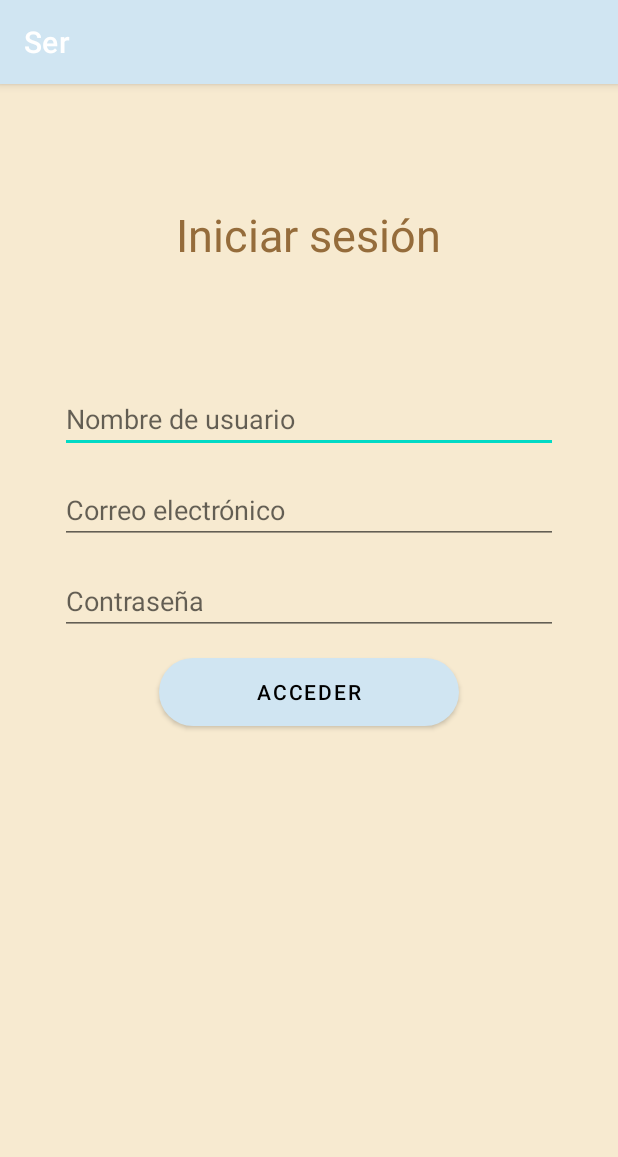
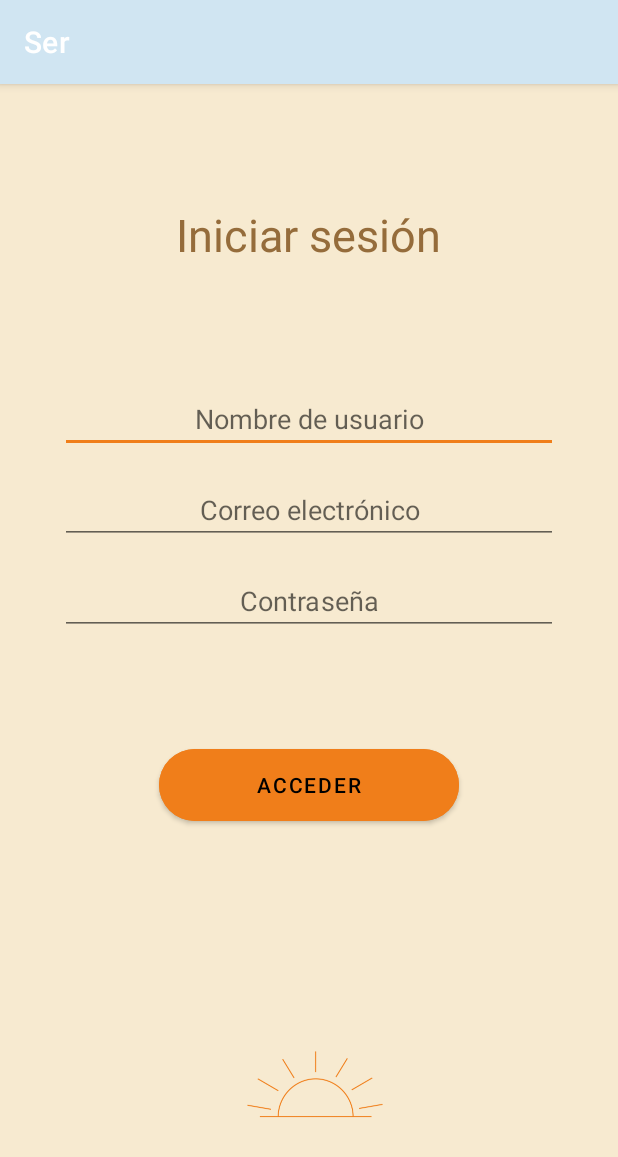
Before and after one commit to MichelleNaffate/AppSer, an Android app: the InicioSesionActivity screen opened directly, with no data from a screen before it, on a phone screen of 412 x 824 dp. Shown: the top 1157 px of the screen. Run offline under Robolectric (Android 15) with nearby library versions, the phone set to English and light mode, and no system bars.

Commit message:
Se creo Activity_menu_opciones

```diff
--- a/app/src/main/AndroidManifest.xml
+++ b/app/src/main/AndroidManifest.xml
@@ -9,7 +9,8 @@
         android:roundIcon="@mipmap/ic_launcher_round"
         android:supportsRtl="true"
         android:theme="@style/Theme.Ser">
-        <activity android:name=".InicioSesionActivity"></activity>
+        <activity android:name=".MenuOpciones"></activity>
+        <activity android:name=".InicioSesionActivity" />
         <activity android:name=".RegistroActivity" />
         <activity android:name=".MenuMain" />
         <activity android:name=".MainActivity">
--- a/app/src/main/res/drawable/round_naranja_button.xml
+++ b/app/src/main/res/drawable/round_naranja_button.xml
@@ -2,8 +2,8 @@
 <selector xmlns:android="http://schemas.android.com/apk/res/android">
     <item>
         <shape android:shape= "rectangle">
-            <solid android:color="@color/btnFuerte"></solid>
-            <corners android:radius="40dp"></corners>
+            <solid android:color="@color/btnFuerte" />
+            <corners android:radius="40dp" />
         </shape>
     </item>
 </selector>
--- a/app/src/main/res/layout/activity_inicio_sesion.xml
+++ b/app/src/main/res/layout/activity_inicio_sesion.xml
@@ -24,6 +24,7 @@
         android:id="@+id/edit_nombreUsuario"
         android:layout_width="match_parent"
         android:layout_height="wrap_content"
+        android:textAlignment="center"
         android:hint="@string/nombre_de_usuario"
         android:inputType="text"
         android:layout_marginTop="15dp"/>
@@ -32,6 +33,7 @@
         android:id="@+id/edit_email"
         android:layout_width="match_parent"
         android:layout_height="wrap_content"
+        android:textAlignment="center"
         android:hint="@string/correo_elecetronico"
         android:inputType="textEmailAddress"
         android:layout_marginTop="15dp" />
@@ -40,6 +42,7 @@
         android:id="@+id/edit_contra"
         android:layout_width="match_parent"
         android:layout_height="wrap_content"
+        android:textAlignment="center"
         android:hint="@string/contrasenia"
         android:inputType="textPassword"
         android:layout_marginTop="15dp" />
@@ -47,11 +50,20 @@
     <Button
         android:id="@+id/btnAcceder"
         android:layout_width="200dp"
-        android:layout_height="45dp"
+        android:layout_height="60dp"
         android:layout_gravity="center_horizontal"
-        android:layout_marginTop="15dp"
-        android:background="@drawable/round_naranja_button"
+        android:layout_marginTop="70dp"
+        android:backgroundTint="@color/btnFuerte"
         android:text="@string/btn_acceder"
-        android:textColor="@color/black" />
+        android:textColor="@color/black"
+        app:cornerRadius="40dp" />
+
+    <ImageView
+        android:id="@+id/imageView3"
+        android:layout_width="100dp"
+        android:layout_height="115dp"
+        android:layout_marginLeft="120dp"
+        android:layout_marginTop="117dp"
+        app:srcCompat="@drawable/solecito" />
 
 </LinearLayout>
--- a/app/src/main/res/values-night/themes.xml
+++ b/app/src/main/res/values-night/themes.xml
@@ -2,8 +2,8 @@
     <!-- Base application theme. -->
     <style name="Theme.Ser" parent="Theme.MaterialComponents.DayNight.DarkActionBar">
         <!-- Primary brand color. -->
-        <item name="colorPrimary">@color/purple_200</item>
-        <item name="colorPrimaryVariant">@color/purple_700</item>
+        <item name="colorPrimary">@color/btnFuerte</item>
+        <item name="colorPrimaryVariant">@color/btnFuerte</item>
         <item name="colorOnPrimary">@color/black</item>
         <!-- Secondary brand color. -->
         <item name="colorSecondary">@color/teal_200</item>
--- a/app/src/main/res/values/themes.xml
+++ b/app/src/main/res/values/themes.xml
@@ -6,8 +6,8 @@
         <item name="colorPrimaryVariant">@color/btnFuerte</item>
         <item name="colorOnPrimary">@color/fondo</item>
         <!-- Secondary brand color. -->
-        <item name="colorSecondary">@color/teal_200</item>
-        <item name="colorSecondaryVariant">@color/teal_700</item>
+        <item name="colorSecondary">@color/btnFuerte</item>
+        <item name="colorSecondaryVariant">@color/btnFuerte</item>
         <item name="colorOnSecondary">@color/black</item>
         <!-- Status bar color. -->
         <item name="android:statusBarColor" tools:targetApi="l">?attr/colorPrimaryVariant</item>
```
Also changed, not shown: app/src/main/java/castillo/holguin/naffate/ser/MenuOpciones.kt (added, +11 -0 lines), app/src/main/res/drawable/ic_baseline_person_24.xml (added, +10 -0 lines), app/src/main/res/layout/activity_main.xml (+8 -0 lines), app/src/main/res/layout/activity_menu_main.xml (+14 -5 lines), app/src/main/res/layout/activity_menu_opciones.xml (added, +132 -0 lines), app/src/main/res/layout/activity_registro.xml (+16 -3 lines), app/src/main/res/drawable/hora.png (added), app/src/main/res/drawable/solecito.png (added).
